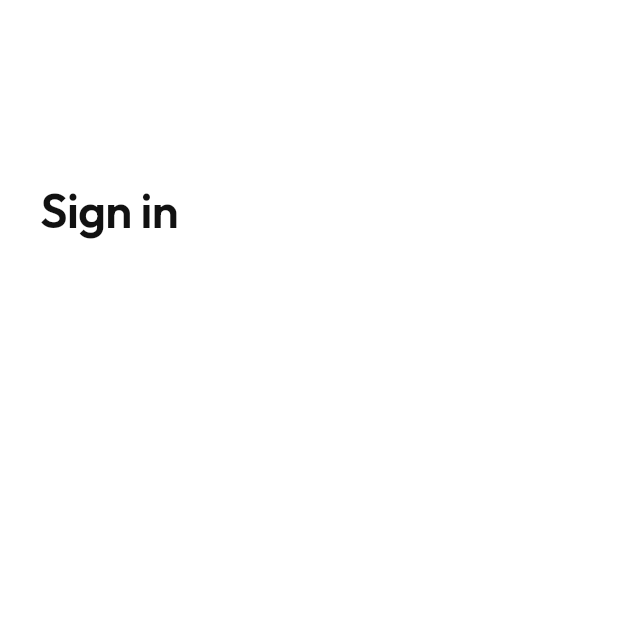
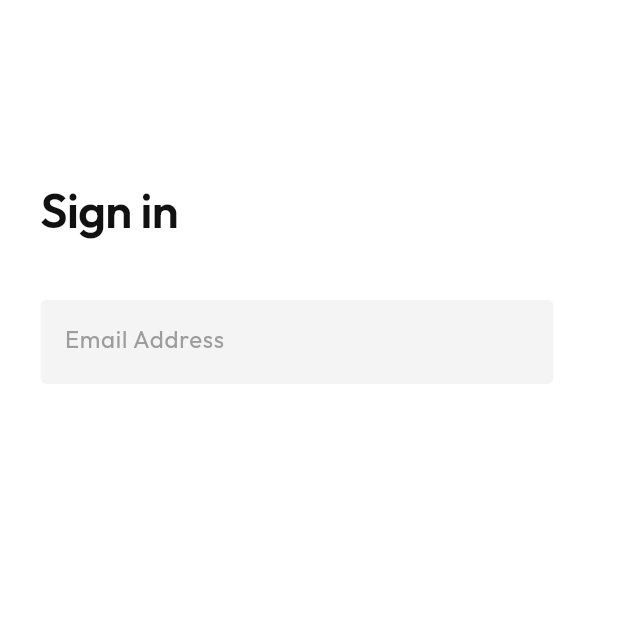
Before and after one commit to kurachix/componentesflutter, a Flutter app: the screen it shows after launch, on a phone screen of 412 x 824 dp, the top half of it. Run offline on Flutter 3.47's test engine with Material 3 defaults, Android fonts, the phone set to English and light mode, and no system bars; our stand-ins replace device_preview, google_fonts.

Commit message:
Add CampoFormulario widget and integrate it into HomeScreen

```diff
--- a/lib/main.dart
+++ b/lib/main.dart
@@ -3,6 +3,7 @@ import 'package:flutter/foundation.dart';
 import 'package:device_preview/device_preview.dart';
 
 import 'widgets/texto_superior.dart';
+import 'widgets/campo_formulario.dart';
 
 void main() {
   runApp(
@@ -39,6 +40,11 @@ class HomeScreen extends StatelessWidget {
       body: Stack(
         children: [
           FixedTitleText(text: 'Sign in'),
+          Positioned(
+            top: 200,
+            left: 27,
+            child: CampoFormulario(hintText: 'Email Address'),
+          ),
         ],
       ),
     );
--- /dev/null
+++ b/lib/widgets/campo_formulario.dart
@@ -0,0 +1,64 @@
+import 'package:flutter/material.dart';
+import 'package:google_fonts/google_fonts.dart';
+
+class CampoFormulario extends StatelessWidget {
+  const CampoFormulario({
+    super.key,
+    required this.hintText,
+    this.width = 342,
+    this.height = 56,
+    this.controller,
+    this.keyboardType,
+    this.obscureText = false,
+  });
+
+  static const Color backgroundColor = Color(0xFFF4F4F4);
+  static const Color hintColor = Color(0xFF9D9D9D);
+
+  final String hintText;
+  final double width;
+  final double height;
+  final TextEditingController? controller;
+  final TextInputType? keyboardType;
+  final bool obscureText;
+
+  @override
+  Widget build(BuildContext context) {
+    return SizedBox(
+      width: width,
+      height: height,
+      child: DecoratedBox(
+        decoration: BoxDecoration(
+          color: backgroundColor,
+          borderRadius: BorderRadius.circular(4),
+        ),
+        child: TextFormField(
+          controller: controller,
+          keyboardType: keyboardType,
+          obscureText: obscureText,
+          style: GoogleFonts.outfit(
+            color: const Color(0xFF111111),
+            fontSize: 16,
+            fontWeight: FontWeight.w500,
+          ),
+          decoration: InputDecoration(
+            hintText: hintText,
+            hintStyle: GoogleFonts.outfit(
+              color: hintColor,
+              fontSize: 16,
+              fontWeight: FontWeight.w400,
+            ),
+            border: InputBorder.none,
+            enabledBorder: InputBorder.none,
+            focusedBorder: InputBorder.none,
+            contentPadding: const EdgeInsets.symmetric(
+              horizontal: 16,
+              vertical: 18,
+            ),
+            isDense: true,
+          ),
+        ),
+      ),
+    );
+  }
+}
```
